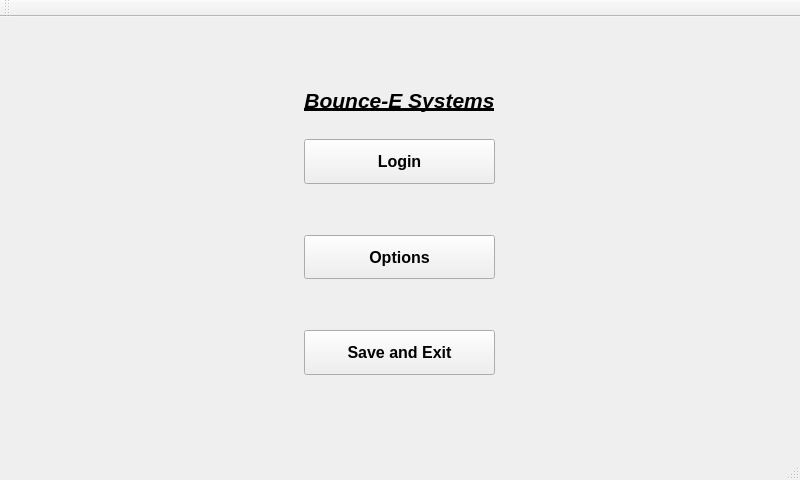
First picture: the form in mainwindow.ui, repository Axelm3sh/Bounce-E, before the edit.
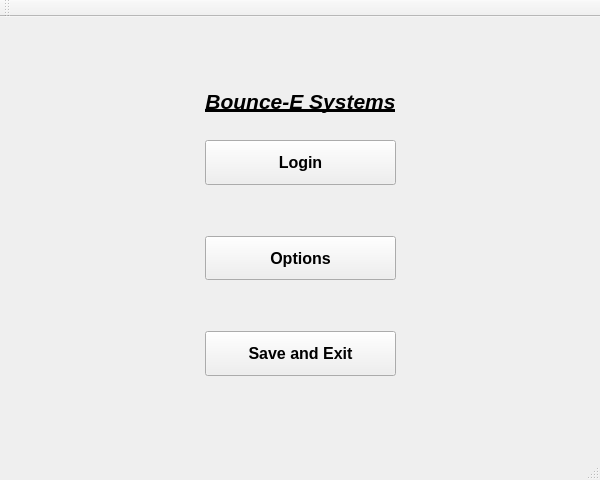
Second picture: the form after the edit.

The edit to the form file:
```diff
--- a/mainwindow.ui
+++ b/mainwindow.ui
@@ -6,10 +6,16 @@
    <rect>
     <x>0</x>
     <y>0</y>
-    <width>800</width>
+    <width>600</width>
     <height>480</height>
    </rect>
   </property>
+  <property name="sizePolicy">
+   <sizepolicy hsizetype="Fixed" vsizetype="Fixed">
+    <horstretch>0</horstretch>
+    <verstretch>0</verstretch>
+   </sizepolicy>
+  </property>
   <property name="windowTitle">
    <string>MainWindow</string>
   </property>
@@ -17,9 +23,9 @@
    <widget class="QWidget" name="horizontalLayoutWidget">
     <property name="geometry">
      <rect>
-      <x>9</x>
-      <y>9</y>
-      <width>781</width>
+      <x>0</x>
+      <y>10</y>
+      <width>601</width>
       <height>411</height>
      </rect>
     </property>
@@ -30,11 +36,11 @@
         <enum>Qt::Horizontal</enum>
        </property>
        <property name="sizeType">
-        <enum>QSizePolicy::Fixed</enum>
+        <enum>QSizePolicy::MinimumExpanding</enum>
        </property>
        <property name="sizeHint" stdset="0">
         <size>
-         <width>275</width>
+         <width>40</width>
          <height>20</height>
         </size>
        </property>
@@ -65,7 +71,7 @@
         <item>
          <widget class="QLabel" name="label">
           <property name="sizePolicy">
-           <sizepolicy hsizetype="Preferred" vsizetype="Fixed">
+           <sizepolicy hsizetype="MinimumExpanding" vsizetype="Fixed">
             <horstretch>0</horstretch>
             <verstretch>0</verstretch>
            </sizepolicy>
@@ -227,11 +233,11 @@
         <enum>Qt::Horizontal</enum>
        </property>
        <property name="sizeType">
-        <enum>QSizePolicy::Fixed</enum>
+        <enum>QSizePolicy::MinimumExpanding</enum>
        </property>
        <property name="sizeHint" stdset="0">
         <size>
-         <width>275</width>
+         <width>40</width>
          <height>20</height>
         </size>
        </property>
```
Left out of the diff: 2 changed lines with no effect on the pictures.
